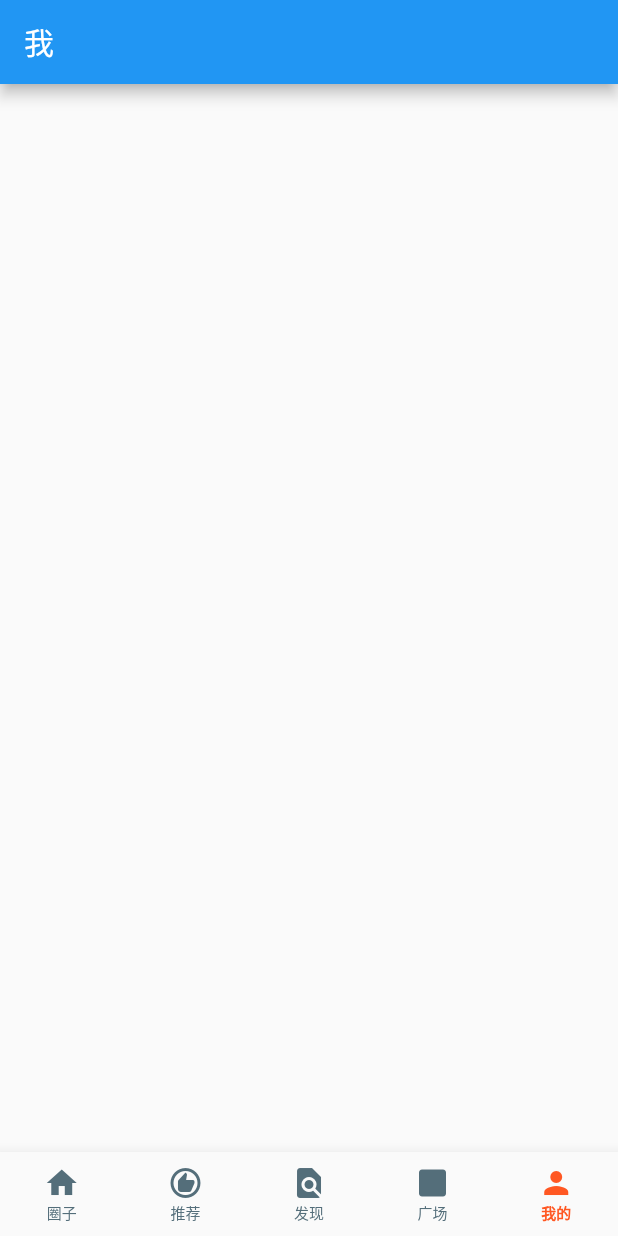
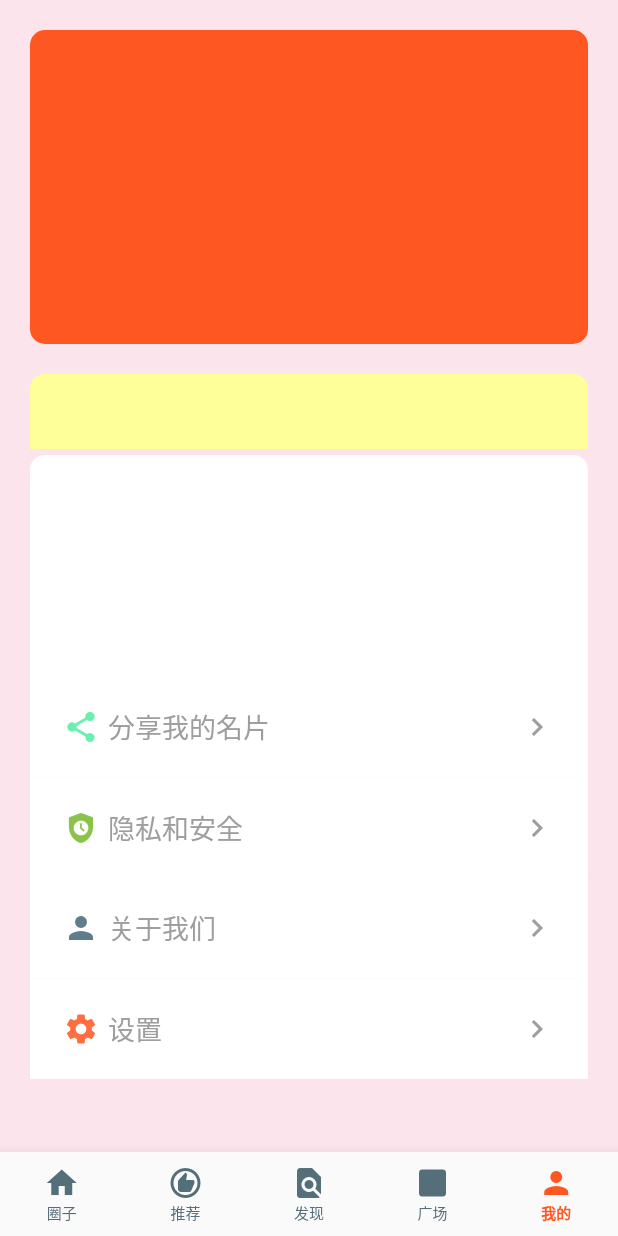
Before and after one commit to ChaoBoyan/MatchMaker, a Flutter app: the screen it shows after launch, item 5 of the bottom bar chosen, on a phone screen of 412 x 824 dp. Run offline on Flutter 3.47's test engine with Material 2 defaults, Android fonts, the light colour scheme and no system bars; our stand-ins replace fluttertoast, gap; network calls fail.

Commit message:
采用CustomScrollView初步构建设置UI

```diff
--- a/lib/Config/AppColors.dart
+++ b/lib/Config/AppColors.dart
@@ -2,7 +2,9 @@ import 'package:flutter/material.dart';
 
 class AppColors  {
   //主色调
-  static final mainColos = Colors.deepOrange;
+  static final mainColor = Colors.deepOrange;
 //  未选中颜色
-  static final unselectColos = Colors.blueGrey[600];
+  static final unselectColor = Colors.blueGrey[600];
+//  全局背景颜色
+  static final allBgColor = Colors.pink.shade50;
 }
--- a/lib/Data/qnjb_data.dart
+++ b/lib/Data/qnjb_data.dart
@@ -21,6 +21,11 @@ class qnjbTagModel {
   // Map postColors;
   qnjbTagModel(this.position,this.pcolor);
 }
+class qnjbSetModel {
+  String title = "";
+  Widget image;
+  qnjbSetModel(this.title,this.image);
+}
 
 
 class qnjbData {
@@ -35,12 +40,12 @@ class qnjbData {
 
   static final tagList = [
 
-    [qnjbTagModel("自由职业", Colors.blue[300]),qnjbTagModel("无房", Colors.blueAccent),qnjbTagModel("无车",AppColors.mainColos),qnjbTagModel("10W以下", Colors.grey)],
-    [qnjbTagModel("主播", Colors.blue[300]),qnjbTagModel("1套房", Colors.blueAccent),qnjbTagModel("玛莎",AppColors.mainColos),qnjbTagModel("10W以下", Colors.grey)],
-    [qnjbTagModel("模特", Colors.blue[300]),qnjbTagModel("2套房", Colors.blueAccent),qnjbTagModel("718",AppColors.mainColos),qnjbTagModel("10W以下", Colors.grey)],
-    [qnjbTagModel("网店店长", Colors.blue[300]),qnjbTagModel("别墅", Colors.blueAccent),qnjbTagModel("帕拉梅拉",AppColors.mainColos),qnjbTagModel("10W以下", Colors.grey)],
-    [qnjbTagModel("服务员", Colors.blue[300]),qnjbTagModel("无房", Colors.blueAccent),qnjbTagModel("无车",AppColors.mainColos),qnjbTagModel("10W以下", Colors.grey)],
-    [qnjbTagModel("秘书", Colors.blue[300]),qnjbTagModel("N套房", Colors.blueAccent),qnjbTagModel("奔驰",AppColors.mainColos),qnjbTagModel("10W以下", Colors.grey)],
+    [qnjbTagModel("自由职业", Colors.blue[300]),qnjbTagModel("无房", Colors.blueAccent),qnjbTagModel("无车",AppColors.mainColor),qnjbTagModel("10W以下", Colors.grey)],
+    [qnjbTagModel("主播", Colors.blue[300]),qnjbTagModel("1套房", Colors.blueAccent),qnjbTagModel("玛莎",AppColors.mainColor),qnjbTagModel("10W以下", Colors.grey)],
+    [qnjbTagModel("模特", Colors.blue[300]),qnjbTagModel("2套房", Colors.blueAccent),qnjbTagModel("718",AppColors.mainColor),qnjbTagModel("10W以下", Colors.grey)],
+    [qnjbTagModel("网店店长", Colors.blue[300]),qnjbTagModel("别墅", Colors.blueAccent),qnjbTagModel("帕拉梅拉",AppColors.mainColor),qnjbTagModel("10W以下", Colors.grey)],
+    [qnjbTagModel("服务员", Colors.blue[300]),qnjbTagModel("无房", Colors.blueAccent),qnjbTagModel("无车",AppColors.mainColor),qnjbTagModel("10W以下", Colors.grey)],
+    [qnjbTagModel("秘书", Colors.blue[300]),qnjbTagModel("N套房", Colors.blueAccent),qnjbTagModel("奔驰",AppColors.mainColor),qnjbTagModel("10W以下", Colors.grey)],
     // qnjbTagModel( "主播", Colors.blueAccent),
     // qnjbTagModel( "模特", AppColors.mainColos),
     // qnjbTagModel( "网店店长", Colors.grey),
@@ -48,4 +53,11 @@ class qnjbData {
     // qnjbTagModel( "秘书", Colors.green),
   ];
 
+//  设置
+  static final setMyList = [
+    qnjbSetModel("分享我的名片", Icon(Icons.share,color: Colors.greenAccent,)),
+    qnjbSetModel("隐私和安全", Icon(Icons.safety_check,color: Colors.lightGreen,)),
+    qnjbSetModel("关于我们", Icon(Icons.person,color: Colors.blueGrey,)),
+    qnjbSetModel("设置", Icon(Icons.settings,color: Colors.deepOrangeAccent,)),
+  ];
 }
--- a/lib/Page/HomePage.dart
+++ b/lib/Page/HomePage.dart
@@ -21,10 +21,10 @@ class _HomePageState extends State<HomePage> {
   Widget build(BuildContext context) {
     print("HomePage_build");
     return  Scaffold(
-      backgroundColor: Colors.pink.shade50,
+      backgroundColor: AppColors.allBgColor,
       appBar: AppBar(
         centerTitle: true,
-        backgroundColor: AppColors.mainColos,
+        backgroundColor: AppColors.mainColor,
         elevation: 0,
         title: Text("冠名婚恋",style: TextStyle(color: Colors.white,fontSize: 18),textAlign: TextAlign.center,),
       ),
@@ -75,7 +75,7 @@ class _HomePageState extends State<HomePage> {
                                               borderRadius:
                                               BorderRadius.circular(
                                                   20))),
-                                      backgroundColor: MaterialStateProperty.all(AppColors.mainColos),
+                                      backgroundColor: MaterialStateProperty.all(AppColors.mainColor),
 
                                     ),
                                   ),
@@ -119,7 +119,7 @@ class _HomePageState extends State<HomePage> {
                             TextButton.icon(
                               style: ButtonStyle(
                                 overlayColor:  MaterialStateProperty.all<Color>(Colors.transparent),
-                                foregroundColor: MaterialStateProperty.all<Color>(AppColors.mainColos),
+                                foregroundColor: MaterialStateProperty.all<Color>(AppColors.mainColor),
                               ),
                                 onPressed: (){
                                   print("换一换");
--- a/lib/Page/MyPage.dart
+++ b/lib/Page/MyPage.dart
@@ -1,4 +1,8 @@
+import 'package:bin_quan/Config/AppLayout.dart';
+import 'package:bin_quan/Data/qnjb_data.dart';
 import 'package:flutter/material.dart';
+
+import '../Config/AppColors.dart';
 
 class MyPage extends StatefulWidget {
   const MyPage({Key key}) : super(key: key);
@@ -7,13 +11,105 @@ class MyPage extends StatefulWidget {
   State<MyPage> createState() => _MyPageState();
 }
 
+
+
 class _MyPageState extends State<MyPage> {
+
+  final _setList = qnjbData.setMyList;
+
+  @override
+  void initState() {
+    super.initState();
+
+
+  }
+  _mySliverChildBuilderDelegate() {
+    return SliverChildBuilderDelegate(
+          (BuildContext context, int index) {
+           var setmodel = _setList[index];
+        return Container(
+          margin: EdgeInsets.symmetric(horizontal: 20),
+          decoration: BoxDecoration(
+            color: Colors.white,
+
+          ),
+          // height: 44,
+          child: Column(
+            children: [
+              SizedBox(height: 20,),
+              Row(
+                mainAxisAlignment: MainAxisAlignment.spaceBetween,
+                children: [
+                  Row(
+                    children: [
+                      SizedBox(width: 22,),
+                      setmodel.image,
+                      SizedBox(width: 6,),
+                      Text(setmodel.title,style: TextStyle(fontSize: 18, color: Colors.grey),),
+                    ],
+                  ),
+                  Row(
+                    children: [
+                      Icon(Icons.navigate_next,color: Colors.grey,),
+                      SizedBox(width: 22,),
+                    ],
+                  ),
+                ],
+              ),
+              SizedBox(height: 20,),
+            ],
+          ),
+        );
+      },
+      childCount: _setList.length,
+    );
+  }
+
   @override
   Widget build(BuildContext context) {
     print("MyPage_build");
     return  Scaffold(
-      appBar: AppBar(
-        title: Text("我"),
+      backgroundColor: AppColors.allBgColor,
+    //  header
+      body: SafeArea(
+        child: CustomScrollView(
+          slivers: [
+            SliverToBoxAdapter(
+              child: Container(
+                margin: EdgeInsets.all(20),
+                height: (appLayout.size(context).width - 20*2) * 9 / 16,
+                decoration: BoxDecoration(
+                  color: AppColors.mainColor,
+                  borderRadius: BorderRadius.circular(10),
+                ),
+
+              ),
+            ),
+            SliverToBoxAdapter(
+              child: Container(
+                margin: EdgeInsets.symmetric(horizontal: 20),
+                height: 50,
+                decoration: BoxDecoration(
+                  color: Color(0xFFFFFF99),
+                  borderRadius: BorderRadius.vertical(top: Radius.circular(10)),
+                ),
+
+              ),
+            ),
+            SliverToBoxAdapter(
+              child: Container(
+                margin: EdgeInsets.fromLTRB(20, 4, 20, 0),
+                height: 148,
+                decoration: BoxDecoration(
+                  color: Colors.white,
+                  borderRadius: BorderRadius.vertical(top: Radius.circular(10)),
+                ),
+              ),
+            ),
+            SliverList(delegate: _mySliverChildBuilderDelegate()),
+            SliverPadding(padding: EdgeInsets.all(20)),
+          ],
+        ),
       ),
     );
   }
--- a/lib/main.dart
+++ b/lib/main.dart
@@ -23,7 +23,8 @@ class MyApp extends StatelessWidget {
       title: "WEB3.0",
       home: Mainpage(),
       theme: ThemeData(
-          primaryColor: AppColors.mainColos,
+          primaryColor: AppColors.mainColor,
+          primarySwatch: AppColors.mainColor,
           splashColor: Colors.transparent, // 点击时的高亮效果设置为透明
           highlightColor: Colors.transparent, // 长按时的扩散效果设置为透
 
@@ -54,15 +55,15 @@ class _State extends State<Mainpage> {
         currentIndex: currentIndex,
         type: BottomNavigationBarType.fixed,
         elevation: 8,
-        selectedItemColor: AppColors.mainColos,
-        unselectedItemColor: AppColors.unselectColos,
+        selectedItemColor: AppColors.mainColor,
+        unselectedItemColor: AppColors.unselectColor,
         selectedLabelStyle: TextStyle(
-          color:  AppColors.mainColos,
+          color:  AppColors.mainColor,
             fontSize: 10,
           fontWeight: FontWeight.bold
         ),
         unselectedLabelStyle:TextStyle(
-            color:  AppColors.unselectColos,
+            color:  AppColors.unselectColor,
             fontSize: 10,
             fontWeight: FontWeight.normal
         ),
```
